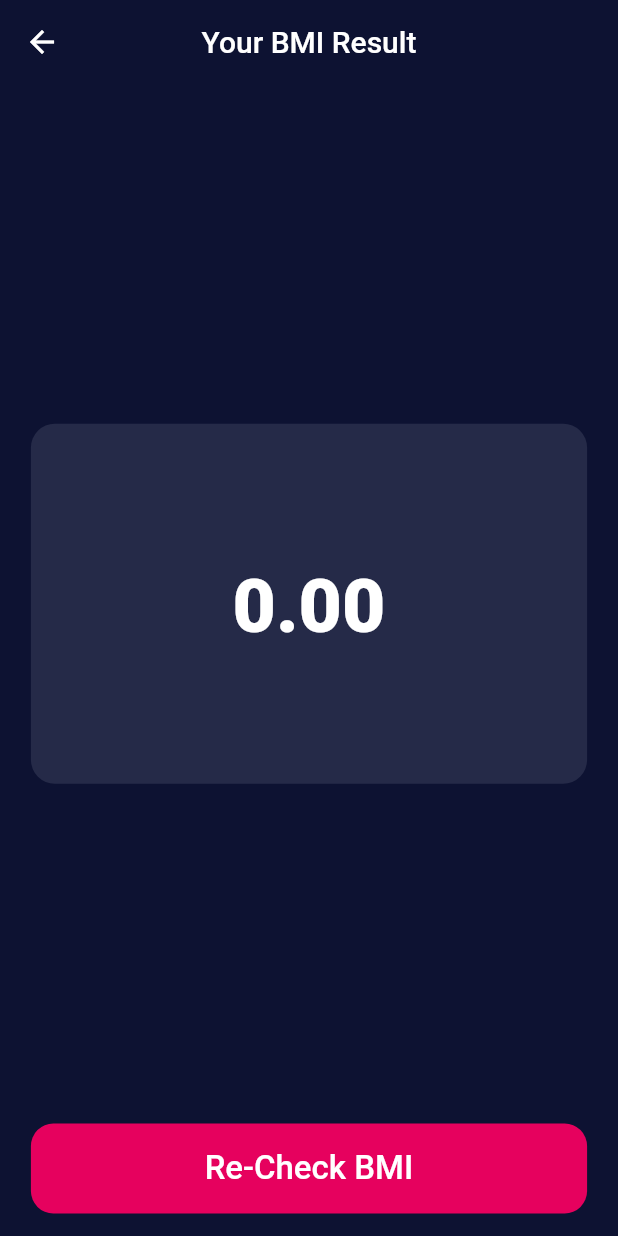
After one commit to MustafaFawzy229/bmi_calculator, a Flutter app: the bmiResultView screen opened directly, on a phone screen of 412 x 824 dp. The commit adds this screen. Run offline on Flutter 3.47's test engine with Material 2 defaults, Android fonts, the phone set to English and light mode, and no system bars.

Commit message:
finish bmi result view

```diff
--- /dev/null
+++ b/lib/views/bmi_result_view.dart
@@ -0,0 +1,105 @@
+// ignore_for_file: camel_case_types, must_be_immutable
+
+import 'package:bmi_calculator/views/home_screen_view.dart';
+import 'package:flutter/material.dart';
+
+class bmiResultView extends StatefulWidget {
+  bmiResultView({
+    super.key,
+    required this.text,
+    required this.textColor,
+    required this.bmi,
+    required this.weightStatus,
+  });
+
+  String text;
+  Color textColor;
+  double bmi;
+  String weightStatus;
+
+  @override
+  State<bmiResultView> createState() => _bmiResultViewState();
+}
+
+class _bmiResultViewState extends State<bmiResultView> {
+  @override
+  Widget build(BuildContext context) {
+    return Scaffold(
+      backgroundColor: const Color(0xff0d1232),
+      appBar: AppBar(
+        title: const Text('Your BMI Result'),
+        centerTitle: true,
+        backgroundColor: const Color(0xff0d1232),
+        elevation: 0,
+      ),
+      body: Center(
+        child: Column(
+          children: [
+            const Spacer(),
+            Container(
+              padding: const EdgeInsets.all(10),
+              width: MediaQuery.of(context).size.width * 0.9,
+              height: 240,
+              decoration: BoxDecoration(
+                color: const Color(0xff252a48),
+                borderRadius: BorderRadius.circular(16),
+              ),
+              child: Column(
+                mainAxisAlignment: MainAxisAlignment.center,
+                children: [
+                  Text(
+                    weightStatus,
+                    style: const TextStyle(
+                      fontSize: 24,
+                      fontWeight: FontWeight.w900,
+                      color: Colors.green,
+                    ),
+                  ),
+                  const SizedBox(height: 20),
+                  Text(
+                    bmi.toStringAsFixed(2),
+                    style: const TextStyle(
+                      fontSize: 50,
+                      fontWeight: FontWeight.w900,
+                      color: Colors.white,
+                    ),
+                  ),
+                  const SizedBox(height: 20),
+                  Text(
+                    text,
+                    textAlign: TextAlign.center,
+                    style: const TextStyle(
+                      fontSize: 20,
+                      color: Colors.white,
+                    ),
+                  ),
+                ],
+              ),
+            ),
+            const Spacer(),
+            ElevatedButton(
+              onPressed: () {
+                Navigator.pop(context);
+              },
+              style: ElevatedButton.styleFrom(
+                elevation: 0,
+                fixedSize: Size(MediaQuery.of(context).size.width * 0.9, 60),
+                backgroundColor: const Color(0xffe6015e),
+                shape: RoundedRectangleBorder(
+                  borderRadius: BorderRadius.circular(15),
+                ),
+              ),
+              child: const Text(
+                'Re-Check BMI',
+                style: TextStyle(
+                  fontSize: 22,
+                ),
+              ),
+            ),
+            const SizedBox(height: 15),
+          ],
+        ),
+      ),
+    );
+  }
+}
--- a/lib/views/home_screen_view.dart
+++ b/lib/views/home_screen_view.dart
@@ -1,3 +1,4 @@
+import 'package:bmi_calculator/views/bmi_result_view.dart';
 import 'package:flutter/material.dart';
 
 class HomeScreen extends StatefulWidget {
@@ -6,6 +7,11 @@ class HomeScreen extends StatefulWidget {
   @override
   State<HomeScreen> createState() => _HomeScreenState();
 }
+
+String text = "";
+Color textColor = Colors.white;
+double bmi = 0;
+String weightStatus = "";
 
 bool? isMale;
 double height = 50;
@@ -223,6 +229,7 @@ class _HomeScreenState extends State<HomeScreen> {
                                     weight++;
                                   });
                                 },
+                                heroTag: 'Weight+',
                                 backgroundColor: const Color(0xff0d1232),
                                 child: const Icon(Icons.add),
                               ),
@@ -234,6 +241,7 @@ class _HomeScreenState extends State<HomeScreen> {
                                     weight--;
                                   });
                                 },
+                                heroTag: 'Weight-',
                                 backgroundColor: const Color(0xff0d1232),
                                 child: const Icon(Icons.remove),
                               ),
@@ -283,6 +291,7 @@ class _HomeScreenState extends State<HomeScreen> {
                                     age++;
                                   });
                                 },
+                                heroTag: 'Age+',
                                 backgroundColor: const Color(0xff0d1232),
                                 child: const Icon(Icons.add),
                               ),
@@ -294,6 +303,7 @@ class _HomeScreenState extends State<HomeScreen> {
                                     age--;
                                   });
                                 },
+                                heroTag: 'Age-',
                                 backgroundColor: const Color(0xff0d1232),
                                 child: const Icon(Icons.remove),
                               ),
@@ -314,7 +324,40 @@ class _HomeScreenState extends State<HomeScreen> {
                 horizontal: 16,
               ),
               child: ElevatedButton(
-                onPressed: () {},
+                onPressed: () {
+                  setState(() {
+                    if (isMale != null && weight != 0 && age != 0) {
+                      double heightInMeter = height / 100;
+                      bmi = weight / (heightInMeter * heightInMeter);
+                      if (bmi < 18.5) {
+                        weightStatus = "Underweight";
+                        textColor = Colors.yellowAccent;
+                        text = "Your Weight is too low eat some health food.";
+                      } else if (bmi > 18.5 && bmi < 24.9) {
+                        weightStatus = "	Healthy Weight";
+                        text = "You have a healthy body weight good job.";
+                        textColor = Colors.green;
+                      } else if (bmi > 25.0 && bmi < 29.9) {
+                        weightStatus = "	Overweight";
+                        textColor = Colors.orangeAccent;
+                        text = "Your body id overweight keep doing workout.";
+                      } else {
+                        weightStatus = "Obesity";
+                        textColor = Colors.redAccent;
+                        text = "Your weight is too heavy go to GYM.";
+                      }
+
+                      Navigator.push(context,
+                          MaterialPageRoute(builder: (context) {
+                        return bmiResultView(
+                            text: text,
+                            textColor: textColor,
+                            bmi: bmi,
+                            weightStatus: weightStatus);
+                      }));
+                    }
+                  });
+                },
                 style: ElevatedButton.styleFrom(
                   elevation: 0,
                   fixedSize: Size(MediaQuery.of(context).size.width,
```
